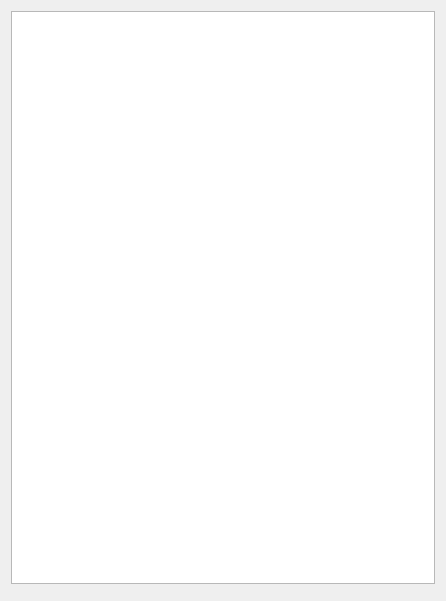
The window that measureSequences/configurations/sequence_observer.ui (bklebel/measureSequences) describes before a commit, drawn with Qt 5.
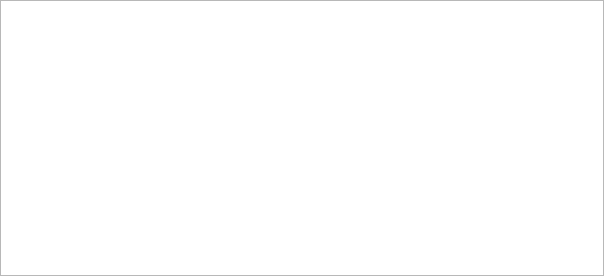
The same window after the commit.

Diff of the .ui file:
```diff
--- a/measureSequences/configurations/sequence_observer.ui
+++ b/measureSequences/configurations/sequence_observer.ui
@@ -6,15 +6,27 @@
    <rect>
     <x>0</x>
     <y>0</y>
-    <width>446</width>
-    <height>601</height>
+    <width>604</width>
+    <height>276</height>
    </rect>
   </property>
   <property name="windowTitle">
    <string>Sequence - FILE</string>
   </property>
-  <layout class="QGridLayout" name="gridLayout" rowstretch="3,0" columnstretch="0,0,0,0">
-   <item row="0" column="0" colspan="4">
+  <layout class="QGridLayout" name="gridLayout">
+   <property name="leftMargin">
+    <number>0</number>
+   </property>
+   <property name="topMargin">
+    <number>0</number>
+   </property>
+   <property name="rightMargin">
+    <number>0</number>
+   </property>
+   <property name="bottomMargin">
+    <number>0</number>
+   </property>
+   <item row="0" column="0">
     <widget class="QListView" name="listSequence">
      <property name="acceptDrops">
       <bool>false</bool>
@@ -48,20 +60,6 @@
      </property>
     </widget>
    </item>
-   <item row="1" column="1">
-    <widget class="Line" name="line">
-     <property name="orientation">
-      <enum>Qt::Vertical</enum>
-     </property>
-    </widget>
-   </item>
-   <item row="1" column="2">
-    <widget class="Line" name="line_2">
-     <property name="orientation">
-      <enum>Qt::Vertical</enum>
-     </property>
-    </widget>
-   </item>
   </layout>
  </widget>
  <resources/>
```
